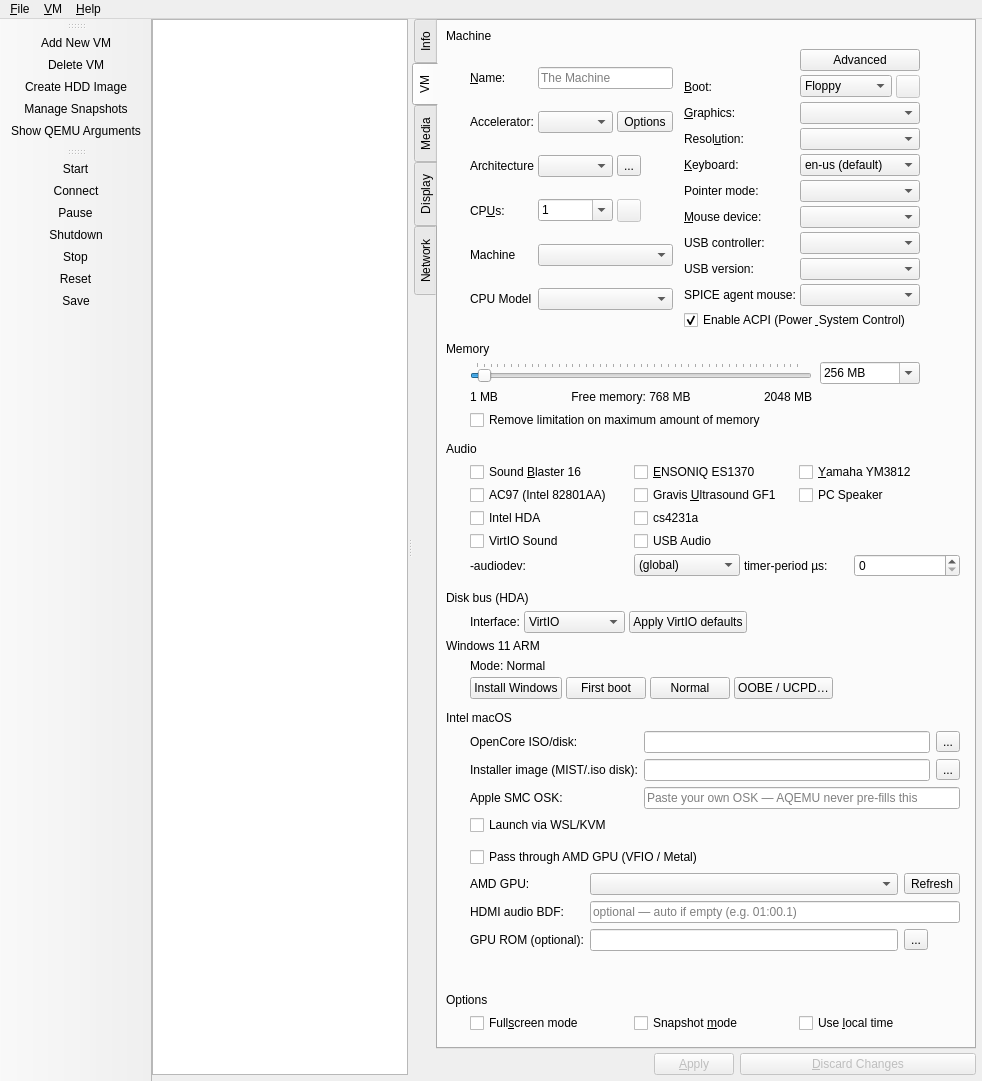
Before: the Qt Designer form src/Main_Window.ui in chronic8000/aqemu, drawn with Qt 5.
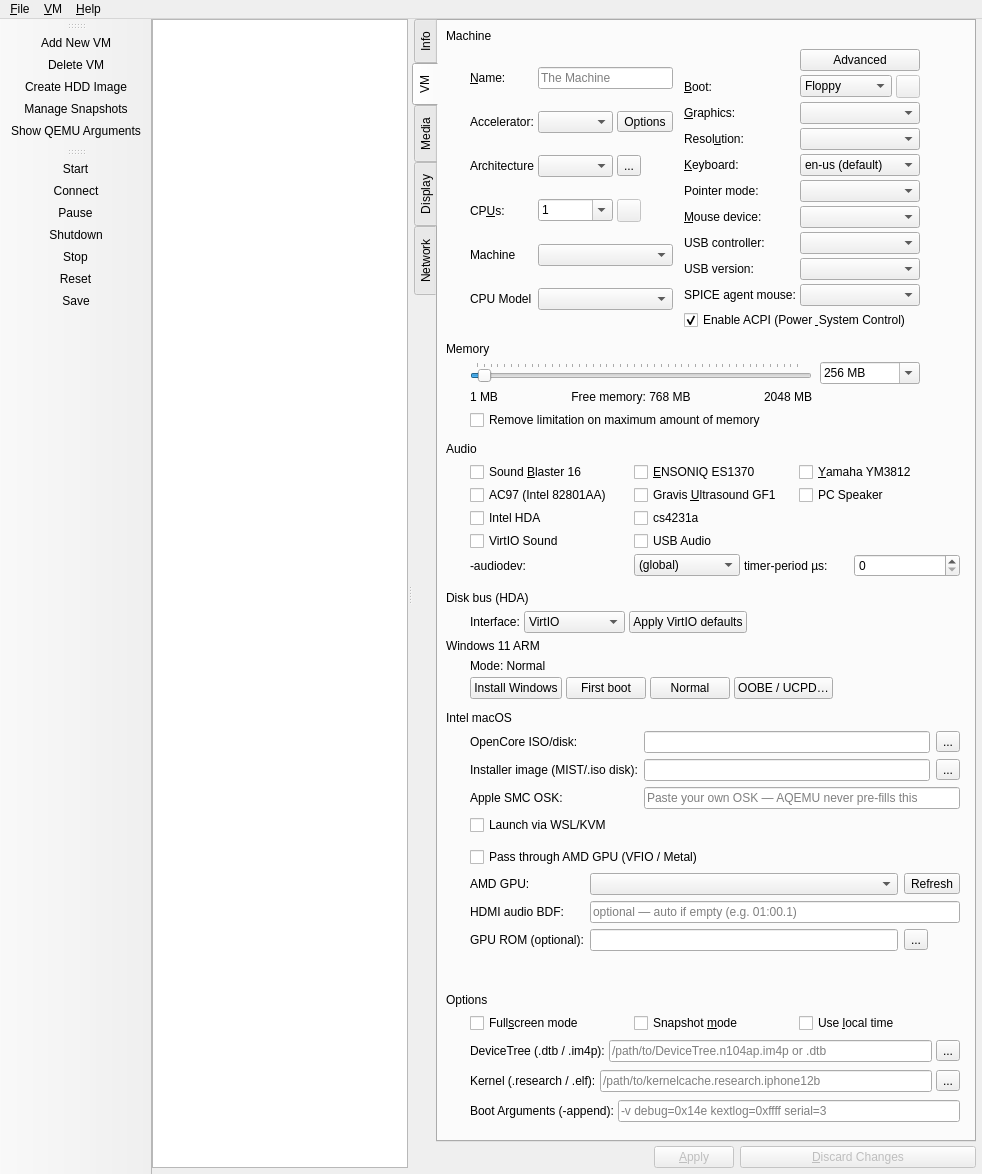
After: the same form once the commit is applied. Icons and pictures are not drawn. Custom widgets are drawn as their Qt base class.

Commit message: Fix Reims Linux/WSL path and sync Apple SoC UI work (#39)

```diff
--- a/src/Main_Window.ui
+++ b/src/Main_Window.ui
@@ -2103,7 +2103,147 @@
                  </property>
                 </widget>
                </item>
-              </layout>
+              
+                <item row="1" column="0" colspan="3">
+                 <widget class="QWidget" name="Widget_DeviceTree_Main" native="true">
+                  <layout class="QVBoxLayout" name="verticalLayout_DeviceTree_Main">
+                   <property name="leftMargin">
+                    <number>0</number>
+                   </property>
+                   <property name="topMargin">
+                    <number>4</number>
+                   </property>
+                   <property name="rightMargin">
+                    <number>0</number>
+                   </property>
+                   <property name="bottomMargin">
+                    <number>4</number>
+                   </property>
+                   <item>
+                    <layout class="QHBoxLayout" name="horizontalLayout_DeviceTree_Main">
+                     <property name="leftMargin">
+                      <number>0</number>
+                     </property>
+                     <property name="topMargin">
+                      <number>0</number>
+                     </property>
+                     <property name="rightMargin">
+                      <number>0</number>
+                     </property>
+                     <property name="bottomMargin">
+                      <number>0</number>
+                     </property>
+                     <item>
+                      <widget class="QLabel" name="Label_DeviceTree_Main">
+                       <property name="text">
+                        <string>DeviceTree (.dtb / .im4p):</string>
+                       </property>
+                      </widget>
+                     </item>
+                     <item>
+                      <widget class="QLineEdit" name="Edit_DeviceTree_Path">
+                       <property name="toolTip">
+                        <string>DeviceTree payload for Apple Silicon / iOS QEMU boot (-dtb)</string>
+                       </property>
+                       <property name="placeholderText">
+                        <string>/path/to/DeviceTree.n104ap.im4p or .dtb</string>
+                       </property>
+                      </widget>
+                     </item>
+                     <item>
+                      <widget class="QToolButton" name="TB_DeviceTree_SetPath">
+                       <property name="text">
+                        <string>...</string>
+                       </property>
+                       <property name="icon">
+                        <iconset resource="../resources/icons.qrc">
+                         <normaloff>:/open-file.png</normaloff>:/open-file.png</iconset>
+                       </property>
+                      </widget>
+                     </item>
+                    </layout>
+                   </item>
+                   <item>
+                    <layout class="QHBoxLayout" name="horizontalLayout_App_Kernel_Main">
+                     <property name="leftMargin">
+                      <number>0</number>
+                     </property>
+                     <property name="topMargin">
+                      <number>4</number>
+                     </property>
+                     <property name="rightMargin">
+                      <number>0</number>
+                     </property>
+                     <property name="bottomMargin">
+                      <number>0</number>
+                     </property>
+                     <item>
+                      <widget class="QLabel" name="Label_App_Kernel_Main">
+                       <property name="text">
+                        <string>Kernel (.research / .elf):</string>
+                       </property>
+                      </widget>
+                     </item>
+                     <item>
+                      <widget class="QLineEdit" name="Edit_App_Kernel_Path">
+                       <property name="toolTip">
+                        <string>Kernel payload / kernelcache for Apple Silicon / iOS boot (-kernel)</string>
+                       </property>
+                       <property name="placeholderText">
+                        <string>/path/to/kernelcache.research.iphone12b</string>
+                       </property>
+                      </widget>
+                     </item>
+                     <item>
+                      <widget class="QToolButton" name="TB_App_Kernel_SetPath">
+                       <property name="text">
+                        <string>...</string>
+                       </property>
+                       <property name="icon">
+                        <iconset resource="../resources/icons.qrc">
+                         <normaloff>:/open-file.png</normaloff>:/open-file.png</iconset>
+                       </property>
+                      </widget>
+                     </item>
+                    </layout>
+                   </item>
+                   <item>
+                    <layout class="QHBoxLayout" name="horizontalLayout_App_Kernel_Args_Main">
+                     <property name="leftMargin">
+                      <number>0</number>
+                     </property>
+                     <property name="topMargin">
+                      <number>4</number>
+                     </property>
+                     <property name="rightMargin">
+                      <number>0</number>
+                     </property>
+                     <property name="bottomMargin">
+                      <number>0</number>
+                     </property>
+                     <item>
+                      <widget class="QLabel" name="Label_App_Kernel_Args_Main">
+                       <property name="text">
+                        <string>Boot Arguments (-append):</string>
+                       </property>
+                      </widget>
+                     </item>
+                     <item>
+                      <widget class="QLineEdit" name="Edit_App_Kernel_Args">
+                       <property name="toolTip">
+                        <string>Arguments passed to the guest kernel command line (-append)</string>
+                       </property>
+                       <property name="placeholderText">
+                        <string>-v debug=0x14e kextlog=0xffff serial=3</string>
+                       </property>
+                      </widget>
+                     </item>
+                    </layout>
+                   </item>
+                  </layout>
+                 </widget>
+                </item>
+</layout>
              </widget>
             </item>
            </layout>
```
The commit also changes 18 other files.
